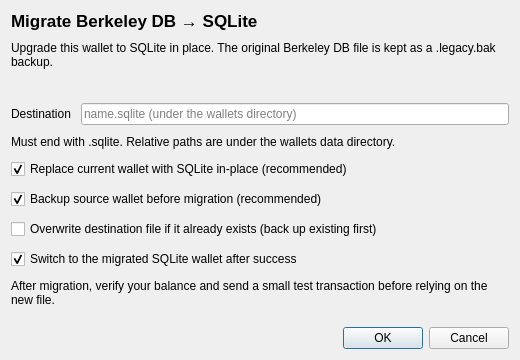
Old version of the form src/qt/forms/migratewalletdialog.ui in the repository jin7659/xpchain-community-core-upgrade.
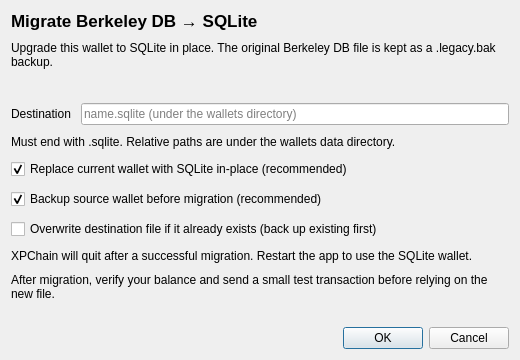
New version of the form.

Commit message:
Improve Qt wallet convenience UX with Korean translations
Add empty-wallet setup CTA and first-show auto dialog, Settings unlock,
clickable encryption/staking icons, staking guidance banner, safer
mnemonic-restore descriptor handling, clearer migrate restart notice,
wallet-dir open list, SQLite backup filters, receive generate-and-copy,
always-visible wallet selector, overview empty hint, and hub subtitles.

```diff
--- a/src/qt/forms/migratewalletdialog.ui
+++ b/src/qt/forms/migratewalletdialog.ui
@@ -112,16 +112,13 @@
     </widget>
    </item>
    <item>
-    <widget class="QCheckBox" name="loadNewCheckBox">
-     <property name="toolTip">
-      <string>Unload the Berkeley DB wallet and open the new SQLite wallet in this session.</string>
-     </property>
-     <property name="text">
-      <string>Switch to the migrated SQLite wallet after success</string>
-     </property>
-     <property name="checked">
+    <widget class="QLabel" name="restartNoticeLabel">
+     <property name="wordWrap">
       <bool>true</bool>
      </property>
+     <property name="text">
+      <string>XPChain will quit after a successful migration. Restart the app to use the SQLite wallet.</string>
+     </property>
     </widget>
    </item>
    <item>
```
The commit also changes 16 other files.
